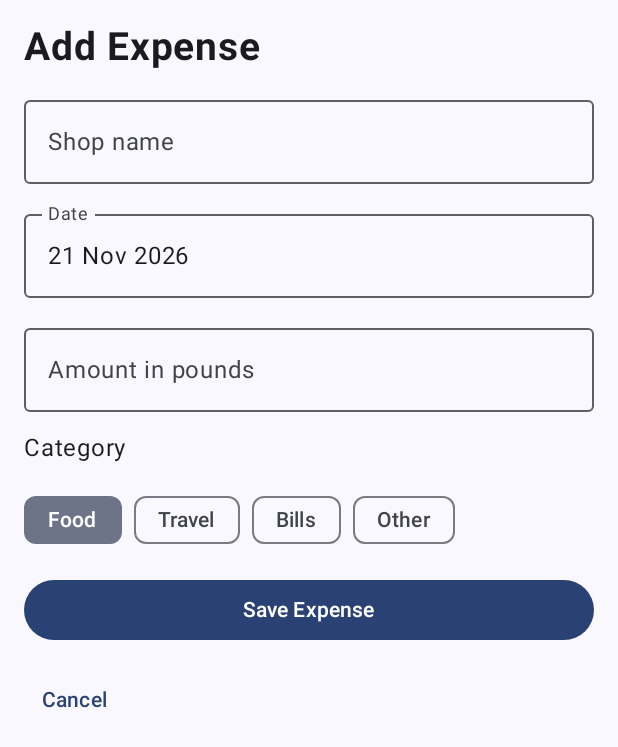
After one commit to challasahithi123/ReceiptWise, an Android app built with Jetpack Compose: the AddExpenseScreen screen opened through its navigation route, on a phone screen of 412 x 824 dp. The commit adds this screen. Shown: the top 747 px of the screen. Run offline under Robolectric (Android 15) with nearby library versions, the phone set to English and light mode, and no system bars; our stand-ins replace Room's generated code.

Commit message:
Add expense screen and show expenses from the database

```diff
--- a/app/src/main/java/com/example/receiptwise/navigation/AppNavigation.kt
+++ b/app/src/main/java/com/example/receiptwise/navigation/AppNavigation.kt
@@ -20,6 +20,7 @@ import androidx.navigation.compose.composable
 import androidx.navigation.compose.currentBackStackEntryAsState
 import androidx.navigation.compose.rememberNavController
 import androidx.navigation.navArgument
+import com.example.receiptwise.screens.AddExpenseScreen
 import com.example.receiptwise.screens.ExpenseDetailScreen
 import com.example.receiptwise.screens.ExpensesScreen
 import com.example.receiptwise.screens.InsightsSettingsScreen
@@ -27,11 +28,14 @@ import com.example.receiptwise.screens.ScanReceiptScreen
 
 @Composable
 fun AppNavigation() {
+    // The controller is like a remote control that moves between screens
     val navController = rememberNavController()
 
+    // Which screen is open right now
     val backStackEntry by navController.currentBackStackEntryAsState()
     val currentRoute = backStackEntry?.destination?.route
 
+    // The bottom bar only shows on the three main screens (not on add or detail)
     val showBottomBar = currentRoute == Routes.EXPENSES ||
             currentRoute == Routes.SCAN ||
             currentRoute == Routes.INSIGHTS
@@ -68,29 +72,27 @@ fun AppNavigation() {
             startDestination = Routes.EXPENSES,
             modifier = Modifier.padding(innerPadding)
         ) {
-
             composable(Routes.EXPENSES) {
                 ExpensesScreen(
-                    onExpenseClick = { expenseId ->
-                        // here we send the id to the detail screen
-                        navController.navigate("detail/$expenseId")
-                    }
+                    // sends the id of the tapped expense to the detail screen
+                    onExpenseClick = { expenseId -> navController.navigate("detail/$expenseId") },
+                    onAddClick = { navController.navigate(Routes.ADD) }
                 )
             }
 
-            composable(Routes.SCAN) {
-                ScanReceiptScreen()
+            composable(Routes.ADD) {
+                // after saving or cancelling, go back to the list
+                AddExpenseScreen(onDone = { navController.popBackStack() })
             }
 
-            composable(Routes.INSIGHTS) {
-                InsightsSettingsScreen()
-            }
+            composable(Routes.SCAN) { ScanReceiptScreen() }
+            composable(Routes.INSIGHTS) { InsightsSettingsScreen() }
 
             composable(
                 route = Routes.DETAIL,
                 arguments = listOf(navArgument("expenseId") { type = NavType.IntType })
             ) { entry ->
-                // here we receive the id that was sent from the list
+                // receives the id sent from the list (0 if nothing was sent)
                 val expenseId = entry.arguments?.getInt("expenseId") ?: 0
                 ExpenseDetailScreen(
                     expenseId = expenseId,
@@ -101,10 +103,11 @@ fun AppNavigation() {
     }
 }
 
+// Used when a bottom bar button is pressed
 fun goToTab(navController: NavController, route: String) {
     navController.navigate(route) {
         popUpTo(Routes.EXPENSES) { saveState = true }
-        launchSingleTop = true
+        launchSingleTop = true // do not open the same screen twice
         restoreState = true
     }
 }
--- a/app/src/main/java/com/example/receiptwise/navigation/Routes.kt
+++ b/app/src/main/java/com/example/receiptwise/navigation/Routes.kt
@@ -1,8 +1,10 @@
 package com.example.receiptwise.navigation
 
+// Screen names are kept in one place so there are no spelling mistakes
 object Routes {
     const val EXPENSES = "expenses"
     const val SCAN = "scan"
     const val INSIGHTS = "insights"
+    const val ADD = "add"
     const val DETAIL = "detail/{expenseId}"
 }
--- /dev/null
+++ b/app/src/main/java/com/example/receiptwise/screens/AddExpenseScreen.kt
@@ -0,0 +1,132 @@
+package com.example.receiptwise.screens
+
+import androidx.compose.foundation.layout.Arrangement
+import androidx.compose.foundation.layout.Column
+import androidx.compose.foundation.layout.Row
+import androidx.compose.foundation.layout.fillMaxSize
+import androidx.compose.foundation.layout.fillMaxWidth
+import androidx.compose.foundation.layout.padding
+import androidx.compose.foundation.rememberScrollState
+import androidx.compose.foundation.text.KeyboardOptions
+import androidx.compose.foundation.verticalScroll
+import androidx.compose.material3.Button
+import androidx.compose.material3.FilterChip
+import androidx.compose.material3.MaterialTheme
+import androidx.compose.material3.OutlinedTextField
+import androidx.compose.material3.Text
+import androidx.compose.material3.TextButton
+import androidx.compose.runtime.Composable
+import androidx.compose.runtime.getValue
+import androidx.compose.runtime.mutableStateOf
+import androidx.compose.runtime.remember
+import androidx.compose.runtime.rememberCoroutineScope
+import androidx.compose.runtime.setValue
+import androidx.compose.ui.Modifier
+import androidx.compose.ui.platform.LocalContext
+import androidx.compose.ui.text.font.FontWeight
+import androidx.compose.ui.text.input.KeyboardType
+import androidx.compose.ui.unit.dp
+import androidx.compose.ui.unit.sp
+import com.example.receiptwise.data.AppDatabase
+import com.example.receiptwise.data.Expense
+import kotlinx.coroutines.launch
+import java.text.SimpleDateFormat
+import java.util.Date
+import java.util.Locale
+
+// This screen lets the user type in an expense by hand and save it
+@Composable
+fun AddExpenseScreen(onDone: () -> Unit) {
+
+    val context = LocalContext.current
+    val dao = remember { AppDatabase.getInstance(context).expenseDao() }
+    // The scope is needed because saving to the database is a suspend function
+    val scope = rememberCoroutineScope()
+
+    // These hold what the user has typed. When they change, the screen is drawn again.
+    var shopName by remember { mutableStateOf("") }
+    var date by remember { mutableStateOf(SimpleDateFormat("dd MMM yyyy", Locale.UK).format(Date())) }
+    var amountText by remember { mutableStateOf("") }
+    var category by remember { mutableStateOf("Food") }
+    var error by remember { mutableStateOf("") }
+
+    val categories = listOf("Food", "Travel", "Bills", "Other")
+
+    Column(
+        modifier = Modifier
+            .fillMaxSize()
+            .verticalScroll(rememberScrollState())
+            .padding(16.dp),
+        verticalArrangement = Arrangement.spacedBy(12.dp)
+    ) {
+        Text("Add Expense", fontSize = 26.sp, fontWeight = FontWeight.Bold)
+
+        // take(30) cuts the text at 30 letters, so very long text cannot be typed in
+        OutlinedTextField(
+            value = shopName,
+            onValueChange = { shopName = it.take(30) },
+            label = { Text("Shop name") },
+            singleLine = true,
+            modifier = Modifier.fillMaxWidth()
+        )
+        OutlinedTextField(
+            value = date,
+            onValueChange = { date = it.take(15) },
+            label = { Text("Date") },
+            singleLine = true,
+            modifier = Modifier.fillMaxWidth()
+        )
+        // The decimal keyboard shows numbers only, which helps the user type the amount
+        OutlinedTextField(
+            value = amountText,
+            onValueChange = { amountText = it.take(9) },
+            label = { Text("Amount in pounds") },
+            singleLine = true,
+            keyboardOptions = KeyboardOptions(keyboardType = KeyboardType.Decimal),
+            modifier = Modifier.fillMaxWidth()
+        )
+
+        Text("Category")
+        // One chip for each category. The chip that matches the chosen category is highlighted.
+        Row(horizontalArrangement = Arrangement.spacedBy(8.dp)) {
+            categories.forEach { name ->
+                FilterChip(
+                    selected = category == name,
+                    onClick = { category = name },
+                    label = { Text(name) }
+                )
+            }
+        }
+
+        // Only shows when there is a problem with what was typed
+        if (error.isNotEmpty()) {
+            Text(error, color = MaterialTheme.colorScheme.error)
+        }
+
+        Button(
+            onClick = {
+                // toDoubleOrNull gives null if the text is not a proper number
+                val amount = amountText.toDoubleOrNull()
+
+                // Check the input before saving, so wrong data never reaches the database
+                if (shopName.isBlank() || date.isBlank()) {
+                    error = "Please fill in the shop name and the date."
+                } else if (amount == null || amount <= 0) {
+                    error = "Please enter an amount greater than zero."
+                } else {
+                    scope.launch {
+                        dao.insert(Expense(shopName = shopName.trim(), date = date.trim(), amount = amount, category = category))
+                        onDone() // go back to the list after saving
+                    }
+                }
+            },
+            modifier = Modifier.fillMaxWidth()
+        ) {
+            Text("Save Expense")
+        }
+
+        TextButton(onClick = onDone) {
+            Text("Cancel")
+        }
+    }
+}
--- a/app/src/main/java/com/example/receiptwise/screens/ExpensesScreen.kt
+++ b/app/src/main/java/com/example/receiptwise/screens/ExpensesScreen.kt
@@ -3,70 +3,82 @@ package com.example.receiptwise.screens
 import android.content.res.Configuration
 import androidx.compose.foundation.clickable
 import androidx.compose.foundation.layout.Arrangement
+import androidx.compose.foundation.layout.Box
 import androidx.compose.foundation.layout.Column
+import androidx.compose.foundation.layout.PaddingValues
 import androidx.compose.foundation.layout.Row
 import androidx.compose.foundation.layout.Spacer
 import androidx.compose.foundation.layout.fillMaxSize
 import androidx.compose.foundation.layout.fillMaxWidth
 import androidx.compose.foundation.layout.height
 import androidx.compose.foundation.layout.padding
-import androidx.compose.foundation.lazy.LazyColumn
 import androidx.compose.foundation.lazy.grid.GridCells
 import androidx.compose.foundation.lazy.grid.LazyVerticalGrid
 import androidx.compose.foundation.lazy.grid.items
-import androidx.compose.foundation.lazy.items
+import androidx.compose.material.icons.Icons
+import androidx.compose.material.icons.filled.Add
 import androidx.compose.material3.Card
+import androidx.compose.material3.ExtendedFloatingActionButton
+import androidx.compose.material3.Icon
 import androidx.compose.material3.Text
 import androidx.compose.runtime.Composable
+import androidx.compose.runtime.collectAsState
+import androidx.compose.runtime.getValue
+import androidx.compose.runtime.remember
 import androidx.compose.ui.Alignment
 import androidx.compose.ui.Modifier
 import androidx.compose.ui.platform.LocalConfiguration
+import androidx.compose.ui.platform.LocalContext
 import androidx.compose.ui.text.font.FontWeight
 import androidx.compose.ui.unit.dp
 import androidx.compose.ui.unit.sp
+import com.example.receiptwise.data.AppDatabase
 import com.example.receiptwise.data.Expense
-import com.example.receiptwise.data.SampleData
 
 @Composable
-fun ExpensesScreen(onExpenseClick: (Int) -> Unit) {
+fun ExpensesScreen(onExpenseClick: (Int) -> Unit, onAddClick: () -> Unit) {
 
-    val expenses = SampleData.expenseList
+    val context = LocalContext.current
+    val dao = remember { AppDatabase.getInstance(context).expenseDao() }
 
-    // check if the phone is turned sideways
-    val configuration = LocalConfiguration.current
-    val isLandscape = configuration.orientation == Configuration.ORIENTATION_LANDSCAPE
+    // Gets the list from the database. collectAsState makes the screen update by itself
+    // whenever an expense is added, so no refresh button is needed.
+    val expenses by remember { dao.getAll() }.collectAsState(initial = emptyList())
 
-    Column(
-        modifier = Modifier
-            .fillMaxSize()
-            .padding(16.dp)
-    ) {
-        Text(
-            text = "My Expenses",
-            fontSize = 26.sp,
-            fontWeight = FontWeight.Bold
-        )
+    // Check if the phone is turned sideways
+    val isLandscape = LocalConfiguration.current.orientation == Configuration.ORIENTATION_LANDSCAPE
+
+    Box(modifier = Modifier.fillMaxSize()) {
+
+        Column(modifier = Modifier.fillMaxSize().padding(16.dp)) {
+            Text("My Expenses", fontSize = 26.sp, fontWeight = FontWeight.Bold)
             Spacer(modifier = Modifier.height(12.dp))
 
-        if (isLandscape) {
-            // sideways: show two columns so the space is used well
+            if (expenses.isEmpty()) {
+                // Shown when the database has nothing saved yet
+                Text("No expenses yet. Tap Add expense to save your first one.")
+            } else {
+                // One grid for both modes: 1 column in portrait and 2 columns in landscape
                 LazyVerticalGrid(
-                columns = GridCells.Fixed(2),
+                    columns = GridCells.Fixed(if (isLandscape) 2 else 1),
                     verticalArrangement = Arrangement.spacedBy(10.dp),
-                horizontalArrangement = Arrangement.spacedBy(10.dp)
+                    horizontalArrangement = Arrangement.spacedBy(10.dp),
+                    contentPadding = PaddingValues(bottom = 80.dp) // space so the button does not cover the last card
                 ) {
                     items(expenses) { expense ->
                         ExpenseCard(expense = expense, onExpenseClick = onExpenseClick)
                     }
                 }
-        } else {
-            // normal: one column list
-            LazyColumn(verticalArrangement = Arrangement.spacedBy(10.dp)) {
-                items(expenses) { expense ->
-                    ExpenseCard(expense = expense, onExpenseClick = onExpenseClick)
             }
         }
-        }
+
+        // Button in the bottom right corner that opens the add screen
+        ExtendedFloatingActionButton(
+            onClick = onAddClick,
+            icon = { Icon(Icons.Default.Add, contentDescription = "Add expense") },
+            text = { Text("Add expense") },
+            modifier = Modifier.align(Alignment.BottomEnd).padding(16.dp)
+        )
     }
 }
 
@@ -76,31 +88,19 @@ fun ExpenseCard(expense: Expense, onExpenseClick: (Int) -> Unit) {
     Card(
         modifier = Modifier
             .fillMaxWidth()
-            .clickable { onExpenseClick(expense.id) }
+            .clickable { onExpenseClick(expense.id) } // sends the id when the card is tapped
     ) {
         Row(
-            modifier = Modifier
-                .fillMaxWidth()
-                .padding(16.dp),
+            modifier = Modifier.fillMaxWidth().padding(16.dp),
             horizontalArrangement = Arrangement.SpaceBetween,
             verticalAlignment = Alignment.CenterVertically
         ) {
             Column {
-                Text(
-                    text = expense.shopName,
-                    fontSize = 18.sp,
-                    fontWeight = FontWeight.Bold
-                )
-                Text(
-                    text = expense.date + " - " + expense.category,
-                    fontSize = 14.sp
-                )
+                Text(expense.shopName, fontSize = 18.sp, fontWeight = FontWeight.Bold)
+                Text(expense.date + " - " + expense.category, fontSize = 14.sp)
             }
-            Text(
-                text = "£" + String.format("%.2f", expense.amount),
-                fontSize = 18.sp,
-                fontWeight = FontWeight.Medium
-            )
+            // %.2f always shows two decimal places, so 14.5 becomes 14.50
+            Text("£" + String.format("%.2f", expense.amount), fontSize = 18.sp)
         }
     }
 }
```
Lines whose indentation alone changed are shown as unchanged.
